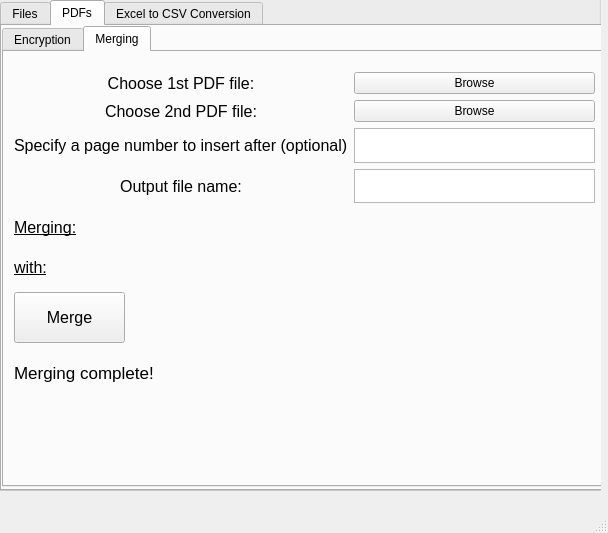
matthewlu341/office-helper, file OfficeHelper.ui: the form before one commit.
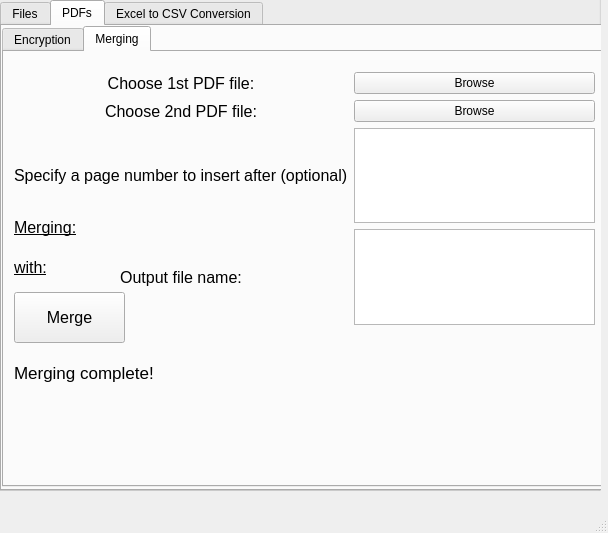
The form after the commit. The open tabs and pages were chosen to show the change. Icons and pictures are not drawn.

The edit to the form file:
```diff
--- a/OfficeHelper.ui
+++ b/OfficeHelper.ui
@@ -729,7 +729,7 @@
            <x>10</x>
            <y>20</y>
            <width>581</width>
-           <height>131</height>
+           <height>253</height>
           </rect>
          </property>
          <layout class="QGridLayout" name="gridLayout_6">
```
Left out of the diff: 6 changed lines with no effect on the pictures.
